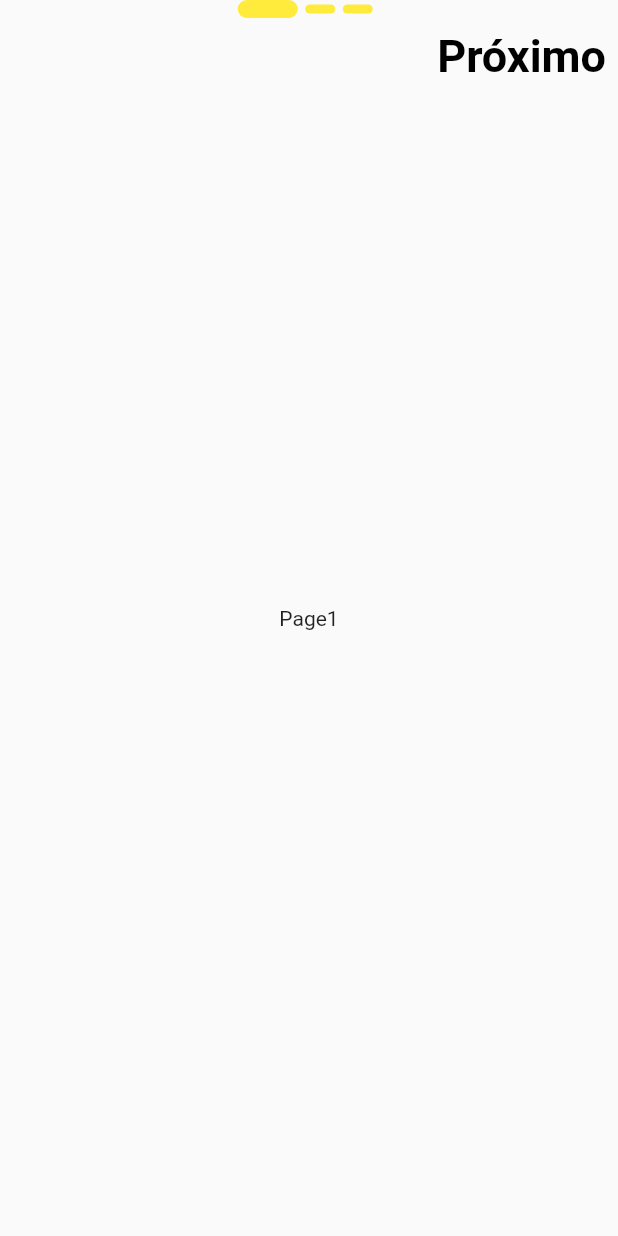
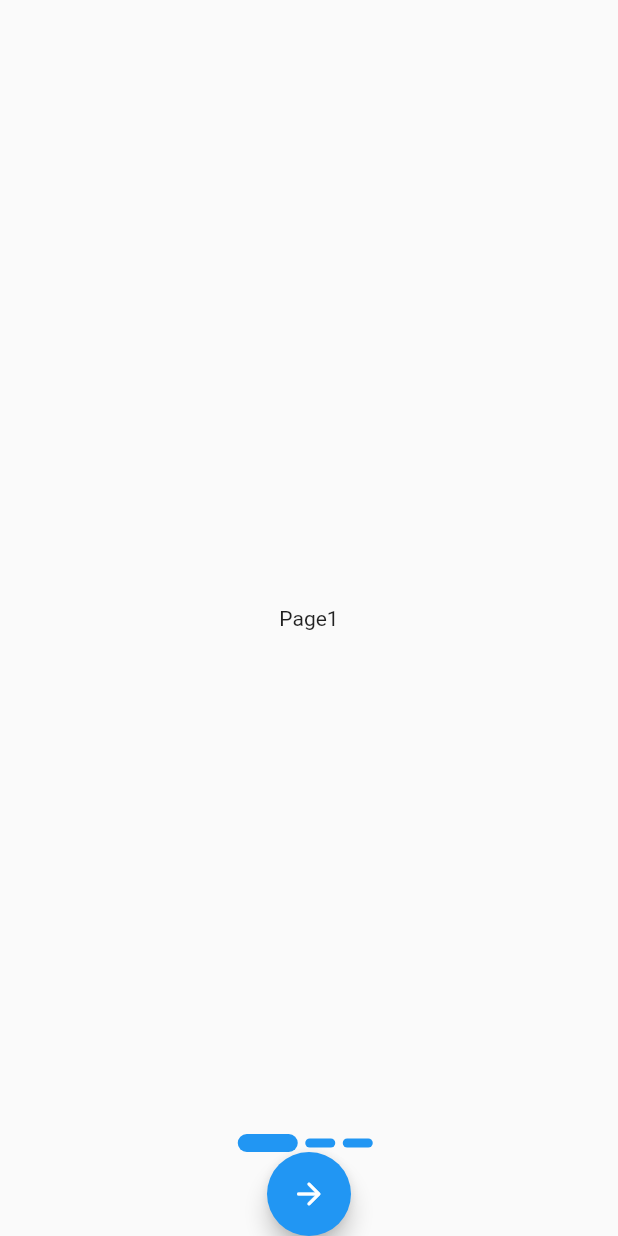
Before and after one commit to Sanders00/DM_2023_tarefas, a Flutter app: the screen it shows after launch, on a phone screen of 412 x 824 dp. Run offline on Flutter 3.47's test engine with Material 2 defaults, Android fonts, the light colour scheme and no system bars; our stand-ins replace flutter_mobx, mobx; generated files the repository leaves out were written again.

Commit message:
Atualização de design

```diff
--- a/tpte_03/lib/features/on_boarding/home_page.dart
+++ b/tpte_03/lib/features/on_boarding/home_page.dart
@@ -29,7 +29,6 @@ class HomePage extends StatelessWidget {
         children: [
           Observer(builder: (_) {
             return PageView(
-              physics: const NeverScrollableScrollPhysics(),
               controller: _pageViewController,
               children: _pages,
               onPageChanged: (value) {
@@ -38,14 +37,15 @@ class HomePage extends StatelessWidget {
             );
           }),
           Column(
+            mainAxisAlignment: MainAxisAlignment.end,
             children: [
               Observer(builder: (_) {
-                return OBDots(
+                return Indicators(
                     totalPages: _pages.length,
                     selectedPage: _homePageMobx.currentPage);
               }),
               Observer(builder: (_) {
-                return OBNavigationButtons(
+                return NavigationButtons(
                     selectedPage: _homePageMobx.currentPage,
                     pageController: _pageViewController);
               })
--- a/tpte_03/lib/features/on_boarding/widgets/navigation_buttons.dart
+++ b/tpte_03/lib/features/on_boarding/widgets/navigation_buttons.dart
@@ -1,50 +1,36 @@
 import 'package:flutter/material.dart';
 
-class OBNavigationButtons extends StatelessWidget {
+class NavigationButtons extends StatelessWidget {
   final int selectedPage;
   final PageController pageController;
 
-  const OBNavigationButtons(
+  const NavigationButtons(
       {super.key, required this.selectedPage, required this.pageController});
 
   @override
   Widget build(BuildContext context) {
     return Row(
-      mainAxisAlignment: MainAxisAlignment.spaceBetween,
+      mainAxisAlignment: MainAxisAlignment.center,
       children: [
         if (selectedPage > 0)
-          TextButton(
+          FloatingActionButton(
             onPressed: () => pageController.animateToPage(
               (selectedPage - 1),
               duration: const Duration(seconds: 1),
               curve: Curves.easeInOut,
             ),
-            child: const Text(
-              'Anterior',
-              style: TextStyle(
-                color: Colors.black,
-                fontSize: 30,
-                fontWeight: FontWeight.bold,
-              ),
-            ),
+            child: const Icon(Icons.arrow_back_rounded),
           ),
-        if (selectedPage == 0) const Spacer(),
+        //if (selectedPage == 0) const Spacer(),
         Visibility(
           visible: (selectedPage < 2),
-          child: TextButton(
+          child: FloatingActionButton(
             onPressed: () => pageController.animateToPage(
               (selectedPage + 1),
               duration: const Duration(seconds: 1),
               curve: Curves.easeIn,
             ),
-            child: const Text(
-              'Próximo',
-              style: TextStyle(
-                color: Colors.black,
-                fontSize: 30,
-                fontWeight: FontWeight.bold,
-              ),
-            ),
+            child: const Icon(Icons.arrow_forward_rounded),
           ),
         ),
       ],
--- a/tpte_03/lib/features/on_boarding/widgets/navigation_indicators.dart
+++ b/tpte_03/lib/features/on_boarding/widgets/navigation_indicators.dart
@@ -1,10 +1,10 @@
 import 'package:flutter/material.dart';
 
-class OBDots extends StatelessWidget {
+class Indicators extends StatelessWidget {
   final int totalPages;
   final int selectedPage;
 
-  const OBDots(
+  const Indicators(
       {super.key, required this.totalPages, required this.selectedPage});
 
   @override
@@ -21,7 +21,7 @@ class OBDots extends StatelessWidget {
           height: selectedPage == index ? 12 : 6,
           duration: const Duration(microseconds: 200),
           decoration: BoxDecoration(
-            color: Colors.yellow,
+            color: Colors.blue,
             borderRadius: BorderRadius.circular(10),
           ),
         ),
--- a/tpte_03/pubspec.yaml
+++ b/tpte_03/pubspec.yaml
@@ -4,7 +4,7 @@ publish_to: 'none'
 version: 0.1.0
 
 environment:
-  sdk: '>=3.0.6 <4.0.0'
+  sdk: '>=2.19.6 <4.0.0'
 
 dependencies:
   flutter:
```
Also changed, not shown: tpte_03/pubspec.lock.
